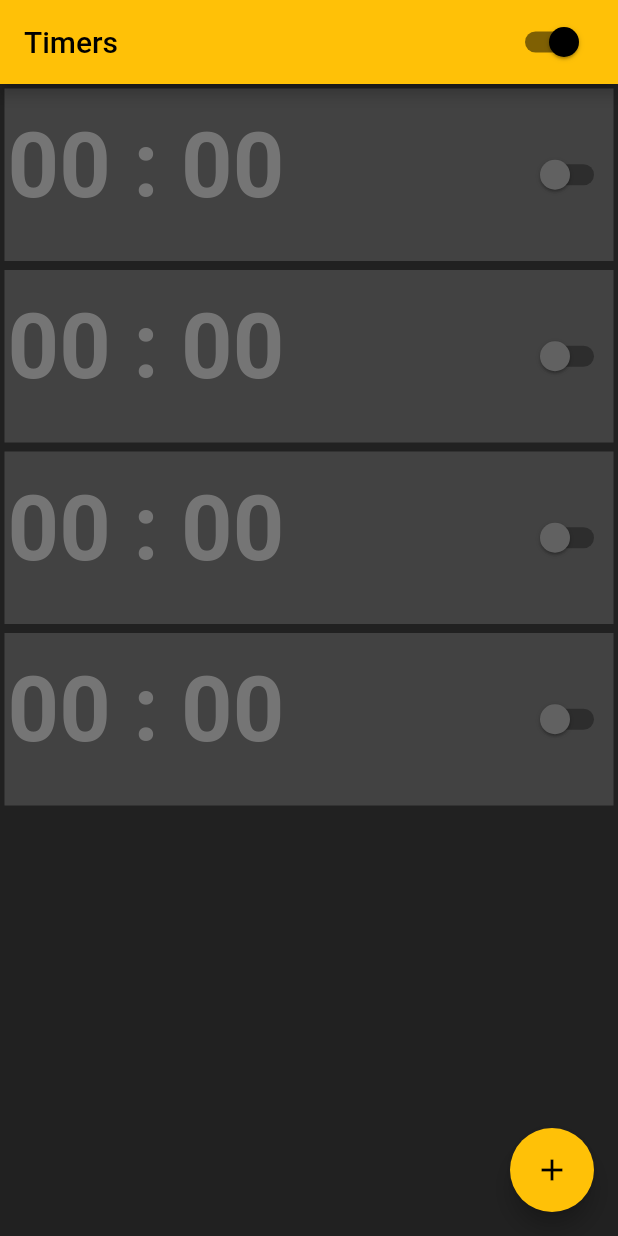
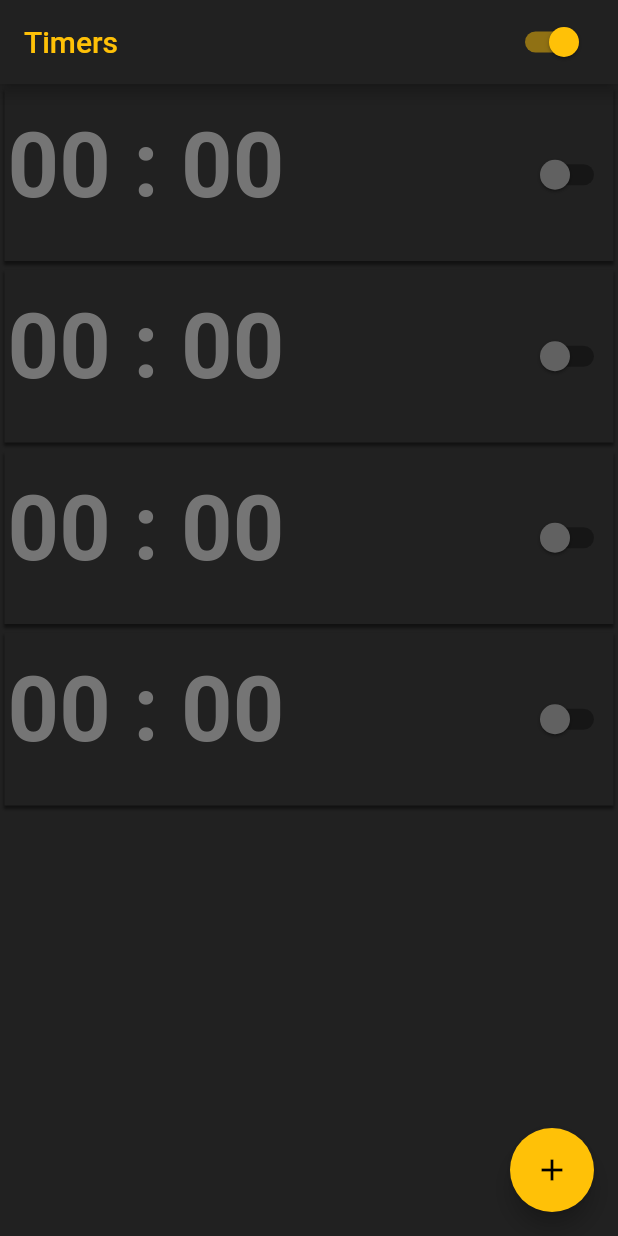
Before and after one commit to pife00/flutte-timer-app, a Flutter app: the screen it shows after launch, on a phone screen of 412 x 824 dp. Run offline on Flutter 3.47's test engine with Material 2 defaults, Android fonts, the phone set to English and light mode, and no system bars; our stand-ins replace audioplayers, flutter_local_notifications, numberpicker, shared_preferences; missing offline and left inert: flutter_background_service, flutter_background_service_android, flutter_vibrate.

Commit message:
funcional aun mejora grafica

```diff
--- a/lib/main.dart
+++ b/lib/main.dart
@@ -300,13 +300,19 @@ class _HomePageState extends State<HomePage> with WidgetsBindingObserver {
     return Scaffold(
       backgroundColor: Colors.grey[900],
       appBar: AppBar(
+        backgroundColor: Colors.grey[900],
         title: Row(
           mainAxisAlignment: MainAxisAlignment.spaceBetween,
           children: <Widget>[
-            const Text('Timers'),
+            Text(
+              'Timers',
+              style: TextStyle(
+                  color: isServiceActive ? Colors.amber : Colors.grey),
+            ),
             Switch(
                 value: isServiceActive,
-                activeColor: Colors.black,
+                activeColor: Colors.amber,
+                inactiveThumbColor: Colors.grey[700],
                 onChanged: ((value) {
                   setState(() {
                     isServiceActive = value;
--- a/lib/widgets/timer/timer.dart
+++ b/lib/widgets/timer/timer.dart
@@ -165,7 +165,19 @@ class _TimerState extends State<TimerLess> with TickerProviderStateMixin {
           padding: const EdgeInsets.all(3),
           child: Container(
             height: 115,
-            color: Colors.grey[800],
+            decoration: BoxDecoration(
+                color: timerActive
+                    ? Color.fromARGB(255, 37, 37, 35)
+                    : Colors.grey[900],
+                boxShadow: [
+                  BoxShadow(
+                      color: timerActive
+                          ? Colors.amber.withOpacity(0.3)
+                          : Colors.black.withOpacity(0.5),
+                      spreadRadius: 0.5,
+                      blurRadius: 1,
+                      offset: Offset(0, 2)),
+                ]),
             child: Row(
               mainAxisAlignment: MainAxisAlignment.spaceBetween,
               children: <Widget>[
```
